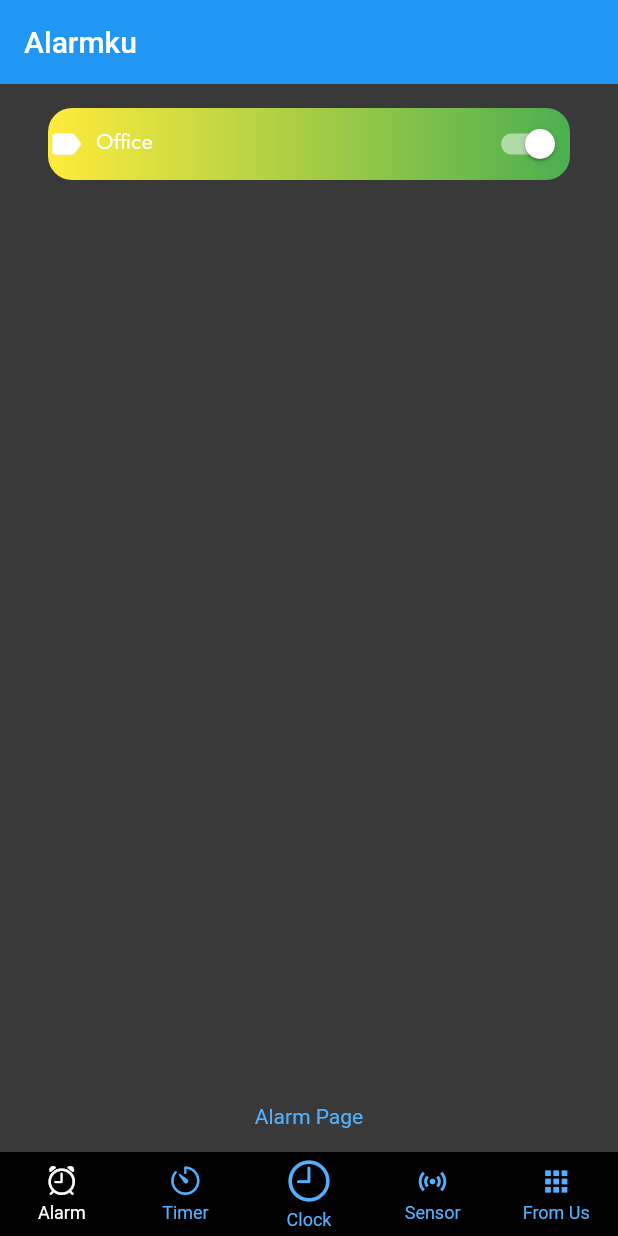
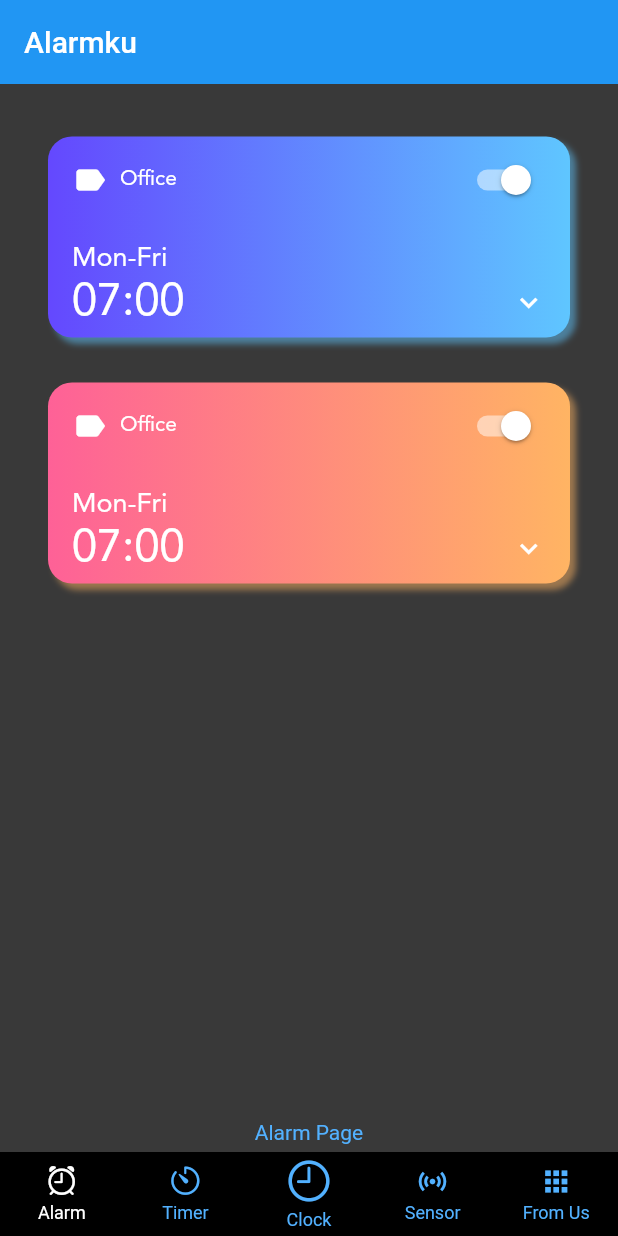
Before and after one commit to luthfibg/flutter_alarm_x, a Flutter app: the screen it shows after launch, on a phone screen of 412 x 824 dp. Run offline on Flutter 3.47's test engine with Material 2 defaults, Android fonts, the phone set to English and light mode, and no system bars; drawn by our look-alikes of persistent_bottom_nav_bar; our stand-ins replace double_back_to_close.

Commit message:
[UPD] listview alarm

```diff
--- /dev/null
+++ b/lib/constants/theme_data.dart
@@ -0,0 +1,13 @@
+import 'package:flutter/material.dart';
+
+class GradientColors {
+  static List<Color> sky = [const Color(0xFF6448FE), const Color(0xFF5FC6FF)];
+  static List<Color> sunset = [
+    const Color(0xFFFE6197),
+    const Color(0xFFFFB463)
+  ];
+  static List<Color> sea = [const Color(0xFF61A3FE), const Color(0xFF63FFD5)];
+  static List<Color> mango = [const Color(0xFFFFA738), const Color(0xFFFFE130)];
+  static List<Color> fire = [const Color(0xFF6448FE), const Color(0xFF5FC6FF)];
+  static List<Color> sky_2 = [const Color(0xFFFF5DCD), const Color(0xFFFF8484)];
+}
--- a/lib/data.dart
+++ b/lib/data.dart
@@ -1,6 +1,9 @@
+import 'package:nfp110/constants/theme_data.dart';
 import 'package:nfp110/models/alarm_info.dart';
 
 List<AlarmInfo> alarms = [
   AlarmInfo(DateTime.now().add(const Duration(hours: 1)),
-      description: 'Office'),
+      description: 'Office', gradientColors: GradientColors.sky),
+  AlarmInfo(DateTime.now().add(const Duration(hours: 2)),
+      description: 'Praying', gradientColors: GradientColors.sunset),
 ];
--- a/lib/models/alarm_info.dart
+++ b/lib/models/alarm_info.dart
@@ -1,7 +1,11 @@
+import 'package:flutter/material.dart';
+
 class AlarmInfo {
   DateTime alarmDateTime;
   String description;
   late bool isActive;
+  List<Color> gradientColors;
 
-  AlarmInfo(this.alarmDateTime, {required this.description});
+  AlarmInfo(this.alarmDateTime,
+      {required this.description, required this.gradientColors});
 }
--- a/lib/navpages/alarm.dart
+++ b/lib/navpages/alarm.dart
@@ -22,7 +22,7 @@ class _MyAlarmState extends State<MyAlarm> with SingleTickerProviderStateMixin {
         title: const Text('Alarmku'),
       ),
       body: Container(
-        padding: const EdgeInsets.symmetric(horizontal: 32, vertical: 16),
+        padding: const EdgeInsets.symmetric(horizontal: 32, vertical: 5),
         child: Column(
           crossAxisAlignment: CrossAxisAlignment.start,
           children: [
@@ -30,15 +30,26 @@ class _MyAlarmState extends State<MyAlarm> with SingleTickerProviderStateMixin {
               child: ListView(
                 children: alarms.map((alarm) {
                   return Container(
-                    decoration: const BoxDecoration(
+                    margin: const EdgeInsets.only(top: 30),
+                    padding:
+                        const EdgeInsets.symmetric(horizontal: 16, vertical: 5),
+                    decoration: BoxDecoration(
                       gradient: LinearGradient(
-                        colors: [Colors.yellow, Colors.green],
+                        colors: alarm.gradientColors,
                         begin: Alignment.centerLeft,
                         end: Alignment.centerRight,
                       ),
-                      borderRadius: BorderRadius.all(Radius.circular(16)),
+                      boxShadow: [
+                        BoxShadow(
+                            color: alarm.gradientColors.last.withOpacity(0.5),
+                            blurRadius: 3,
+                            spreadRadius: 0,
+                            offset: const Offset(4, 4)),
+                      ],
+                      borderRadius: const BorderRadius.all(Radius.circular(16)),
                     ),
                     child: Column(
+                      crossAxisAlignment: CrossAxisAlignment.start,
                       children: [
                         Row(
                           mainAxisAlignment: MainAxisAlignment.spaceBetween,
@@ -69,6 +80,36 @@ class _MyAlarmState extends State<MyAlarm> with SingleTickerProviderStateMixin {
                             ),
                           ],
                         ),
+                        const SizedBox(
+                          height: 18,
+                        ),
+                        const Text(
+                          'Mon-Fri',
+                          style: TextStyle(
+                            color: Colors.white,
+                            fontFamily: 'avenir',
+                            fontSize: 18,
+                          ),
+                        ),
+                        Row(
+                          mainAxisAlignment: MainAxisAlignment.spaceBetween,
+                          children: const [
+                            Text(
+                              '07:00',
+                              style: TextStyle(
+                                color: Colors.white,
+                                fontFamily: 'avenir',
+                                fontWeight: FontWeight.w500,
+                                fontSize: 30,
+                              ),
+                            ),
+                            Icon(
+                              Icons.keyboard_arrow_down,
+                              size: 23,
+                              color: Colors.white,
+                            ),
+                          ],
+                        ),
                       ],
                     ),
                   );
```
